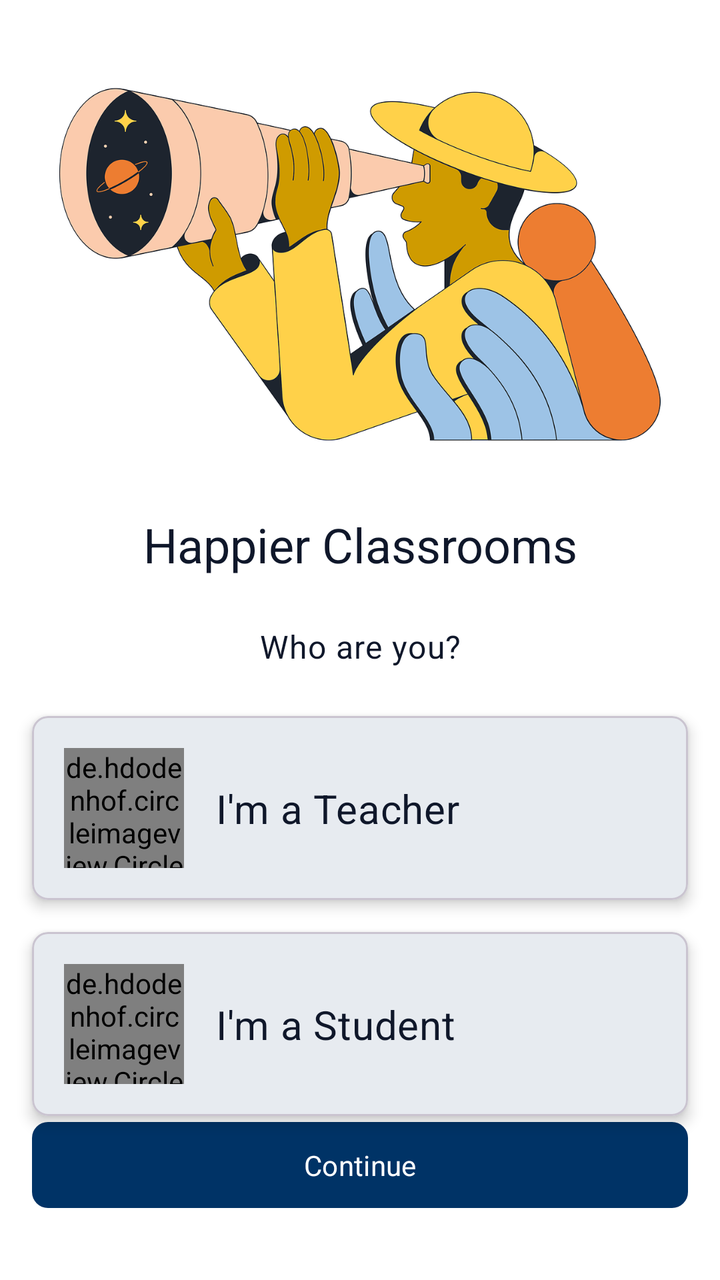
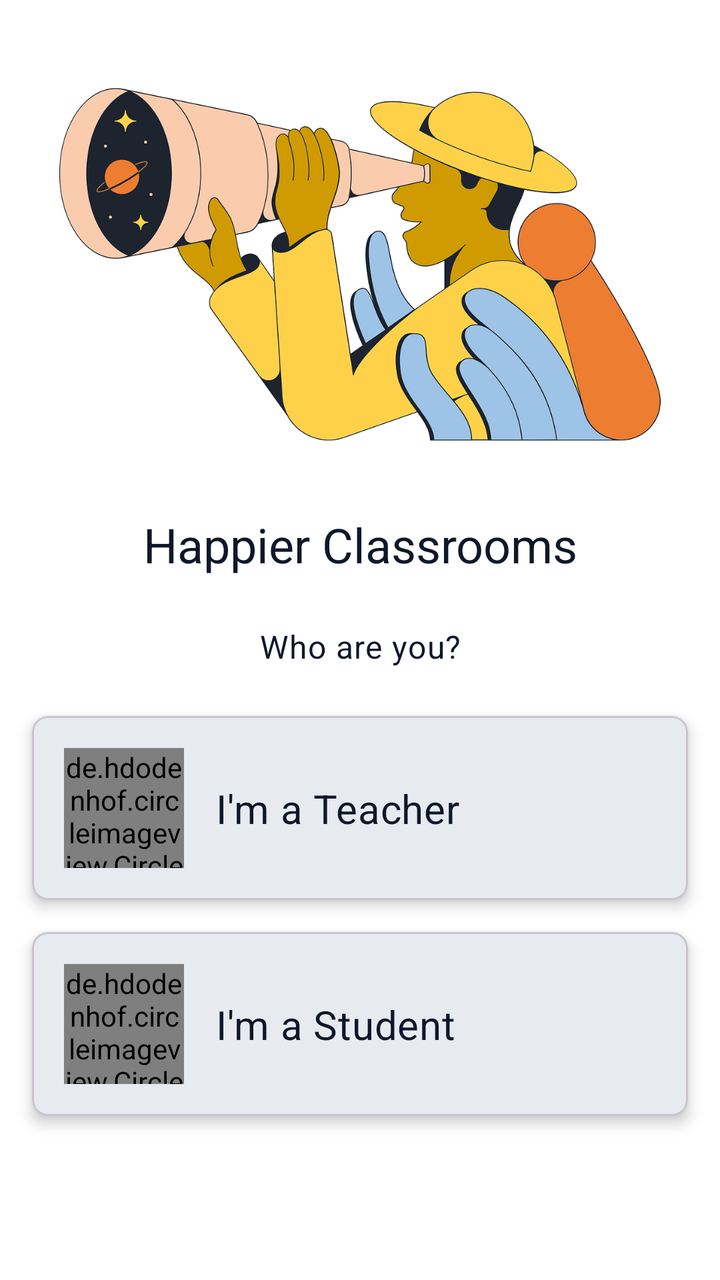

Two renders of the same Android screen: before a commit and after it. Below are the layout's source before the change and the commit's diff.
<!-- AndroidManifest.xml: application theme Theme.Reater -->
<!-- res/layout/fragment_auth_intro.xml -->
<?xml version="1.0" encoding="utf-8"?>
<androidx.constraintlayout.widget.ConstraintLayout
    xmlns:android="http://schemas.android.com/apk/res/android"
    xmlns:app="http://schemas.android.com/apk/res-auto"
    xmlns:tools="http://schemas.android.com/tools"
    android:background="?attr/colorSurface"
    android:layout_width="match_parent"
    android:layout_height="match_parent"
    tools:context=".AuthIntroFragment">

    <ImageView
        android:id="@+id/imageView29"
        android:layout_width="0dp"
        android:layout_height="200dp"
        android:layout_marginStart="16dp"
        android:layout_marginTop="32dp"
        android:layout_marginEnd="16dp"
        android:scaleType="centerCrop"
        android:src="@drawable/telescope"
        app:layout_constraintEnd_toEndOf="parent"
        app:layout_constraintStart_toStartOf="parent"
        app:layout_constraintTop_toTopOf="parent" />

    <TextView
        android:id="@+id/textView49"
        android:layout_width="0dp"
        android:layout_height="wrap_content"
        android:layout_marginTop="24dp"
        android:gravity="center"
        android:text="Happier Classrooms"
        android:textAppearance="@style/TextAppearance.MaterialComponents.Headline5"
        android:textColor="?attr/colorOnSurface"
        app:layout_constraintEnd_toEndOf="parent"
        app:layout_constraintStart_toStartOf="parent"
        app:layout_constraintTop_toBottomOf="@+id/imageView29" />

    <TextView
        android:id="@+id/textView55"
        android:layout_width="0dp"
        android:layout_height="wrap_content"
        android:layout_marginStart="32dp"
        android:layout_marginTop="24dp"
        android:layout_marginEnd="32dp"
        android:gravity="center"
        android:text="Who are you?"
        android:textAppearance="@style/TextAppearance.MaterialComponents.Body1"
        android:textColor="?attr/colorOnSurface"
        app:layout_constraintEnd_toEndOf="parent"
        app:layout_constraintStart_toStartOf="parent"
        app:layout_constraintTop_toBottomOf="@+id/textView49" />

    <com.google.android.material.card.MaterialCardView
        android:id="@+id/teacher_box"
        android:layout_width="0dp"
        android:layout_height="wrap_content"
        android:layout_marginStart="16dp"
        android:layout_marginTop="24dp"
        android:layout_marginEnd="16dp"
        android:clickable="true"
        android:focusable="true"
        app:cardCornerRadius="8dp"
        app:cardElevation="4dp"
        app:layout_constraintEnd_toEndOf="parent"
        app:layout_constraintStart_toStartOf="parent"
        app:layout_constraintTop_toBottomOf="@+id/textView55">

        <androidx.constraintlayout.widget.ConstraintLayout
            android:layout_width="match_parent"
            android:layout_height="wrap_content"
            android:padding="16dp">

            <de.hdodenhof.circleimageview.CircleImageView
                android:id="@+id/imageView32"
                android:layout_width="60dp"
                android:layout_height="60dp"
                android:src="@drawable/house"
                app:civ_border_color="@color/colorPrimary"
                app:civ_border_width="1dp"
                app:layout_constraintBottom_toBottomOf="parent"
                app:layout_constraintStart_toStartOf="parent"
                app:layout_constraintTop_toTopOf="parent" />

            <TextView
                android:id="@+id/textView50"
                android:layout_width="0dp"
                android:layout_height="wrap_content"
                android:layout_marginStart="16dp"
                android:text="I'm a Teacher"
                android:textAppearance="@style/TextAppearance.MaterialComponents.Headline6"
                android:textColor="?attr/colorOnSurface"
                app:layout_constraintBottom_toBottomOf="parent"
                app:layout_constraintEnd_toEndOf="parent"
                app:layout_constraintStart_toEndOf="@+id/imageView32"
                app:layout_constraintTop_toTopOf="parent" />
        </androidx.constraintlayout.widget.ConstraintLayout>
    </com.google.android.material.card.MaterialCardView>

    <com.google.android.material.card.MaterialCardView
        android:id="@+id/student_box"
        android:layout_width="0dp"
        android:layout_height="wrap_content"
        android:layout_marginStart="16dp"
        android:layout_marginTop="16dp"
        android:layout_marginEnd="16dp"
        android:clickable="true"
        android:focusable="true"
        app:cardCornerRadius="8dp"
        app:cardElevation="4dp"
        app:layout_constraintEnd_toEndOf="parent"
        app:layout_constraintStart_toStartOf="parent"
        app:layout_constraintTop_toBottomOf="@+id/teacher_box">

        <androidx.constraintlayout.widget.ConstraintLayout
            android:layout_width="match_parent"
            android:layout_height="wrap_content"
            android:padding="16dp">

            <de.hdodenhof.circleimageview.CircleImageView
                android:id="@+id/imageView34"
                android:layout_width="60dp"
                android:layout_height="60dp"
                android:src="@drawable/key"
                app:civ_border_color="@color/colorPrimary"
                app:civ_border_width="1dp"
                app:layout_constraintBottom_toBottomOf="parent"
                app:layout_constraintStart_toStartOf="parent"
                app:layout_constraintTop_toTopOf="parent" />

            <TextView
                android:id="@+id/textView53"
                android:layout_width="0dp"
                android:layout_height="wrap_content"
                android:layout_marginStart="16dp"
                android:text="I'm a Student"
                android:textAppearance="@style/TextAppearance.MaterialComponents.Headline6"
                android:textColor="?attr/colorOnSurface"
                app:layout_constraintBottom_toBottomOf="parent"
                app:layout_constraintEnd_toEndOf="parent"
                app:layout_constraintStart_toEndOf="@+id/imageView34"
                app:layout_constraintTop_toTopOf="parent" />
        </androidx.constraintlayout.widget.ConstraintLayout>
    </com.google.android.material.card.MaterialCardView>

    <com.google.android.material.button.MaterialButton
        android:id="@+id/continue_button"
        android:layout_width="0dp"
        android:layout_height="wrap_content"
        android:layout_marginStart="16dp"
        android:layout_marginEnd="16dp"
        android:layout_marginBottom="32dp"
        android:padding="12dp"
        android:text="Continue"
        app:cornerRadius="8dp"
        app:layout_constraintBottom_toBottomOf="parent"
        app:layout_constraintEnd_toEndOf="parent"
        app:layout_constraintStart_toStartOf="parent" />

</androidx.constraintlayout.widget.ConstraintLayout>
<!-- resources referenced by this layout -->
<resources>
  <color name="colorPrimary">#1976D2</color>
  <!-- drawable house: jpg bitmap (drawable-v24, 132831 bytes) -->
  <!-- drawable key: png bitmap (drawable-v24, 29708 bytes) -->
  <!-- drawable telescope: png bitmap (drawable, 212840 bytes) -->
  <style name="Theme.Reater" parent="Theme.Material3.DayNight.NoActionBar">
          
          <item name="colorPrimary">@color/iiitu_navy</item>
          <item name="colorOnPrimary">@color/iiitu_white</item>
          <item name="colorPrimaryContainer">@color/iiitu_navy_light</item>
          <item name="colorOnPrimaryContainer">@color/iiitu_white</item>
          <item name="colorSecondary">@color/iiitu_accent</item>
          <item name="colorOnSecondary">@color/iiitu_white</item>
          <item name="colorSecondaryContainer">@color/iiitu_navy_dark</item>
          <item name="colorOnSecondaryContainer">@color/iiitu_white</item>
          <item name="colorTertiary">@color/iiitu_gold</item>
          <item name="colorOnTertiary">@color/iiitu_navy_dark</item>
          <item name="colorTertiaryContainer">@color/iiitu_gold_light</item>
          <item name="colorOnTertiaryContainer">@color/iiitu_navy</item>
          <item name="colorError">@color/colorError</item>
          <item name="colorOnError">@color/colorOnError</item>
          <item name="colorSurface">@color/iiitu_white</item>
          <item name="colorOnSurface">@color/premium_text_primary</item>
          <item name="colorSurfaceVariant">@color/iiitu_light_bg</item>
          <item name="colorOnSurfaceVariant">@color/premium_text_secondary</item>
  
          
          <item name="android:colorBackground">@color/iiitu_light_bg</item>
          <item name="android:statusBarColor" tools:targetApi="l">@color/iiitu_navy</item>
  
          
          <item name="android:fontFamily">sans-serif</item>
      </style>
  <color name="iiitu_navy">#003366</color>
  <color name="iiitu_white">#FFFFFF</color>
  <color name="iiitu_navy_light">#004488</color>
  <color name="iiitu_accent">#0066CC</color>
  <color name="iiitu_navy_dark">#002244</color>
  <color name="iiitu_gold">#FFB81C</color>
  <color name="iiitu_gold_light">#FFC94D</color>
  <color name="colorError">#D32F2F</color>
  <color name="colorOnError">#FFFFFF</color>
  <color name="premium_text_primary">#0F172A</color>
  <color name="iiitu_light_bg">#F5F7FA</color>
  <color name="premium_text_secondary">#475569</color>
</resources>

<!-- the commit's change to res/layout/fragment_auth_intro.xml (unified diff, before → after) -->
@@ -149,6 +149,7 @@
         android:layout_marginEnd="16dp"
         android:layout_marginBottom="32dp"
         android:padding="12dp"
+        android:visibility="gone"
         android:text="Continue"
         app:cornerRadius="8dp"
         app:layout_constraintBottom_toBottomOf="parent"
